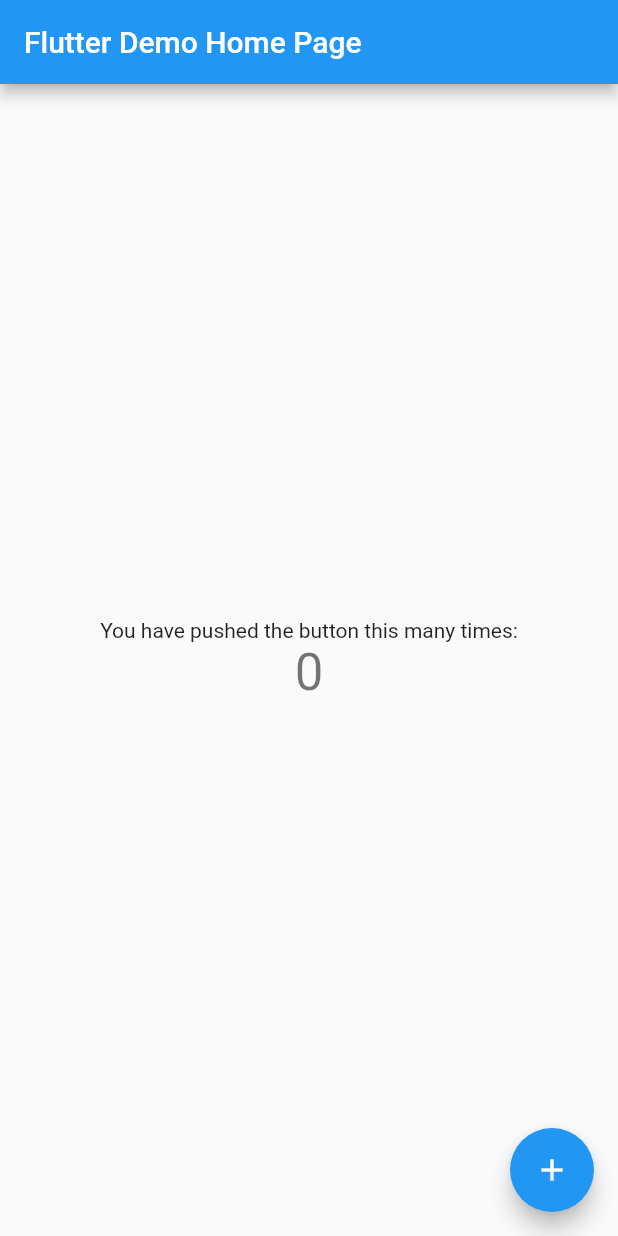
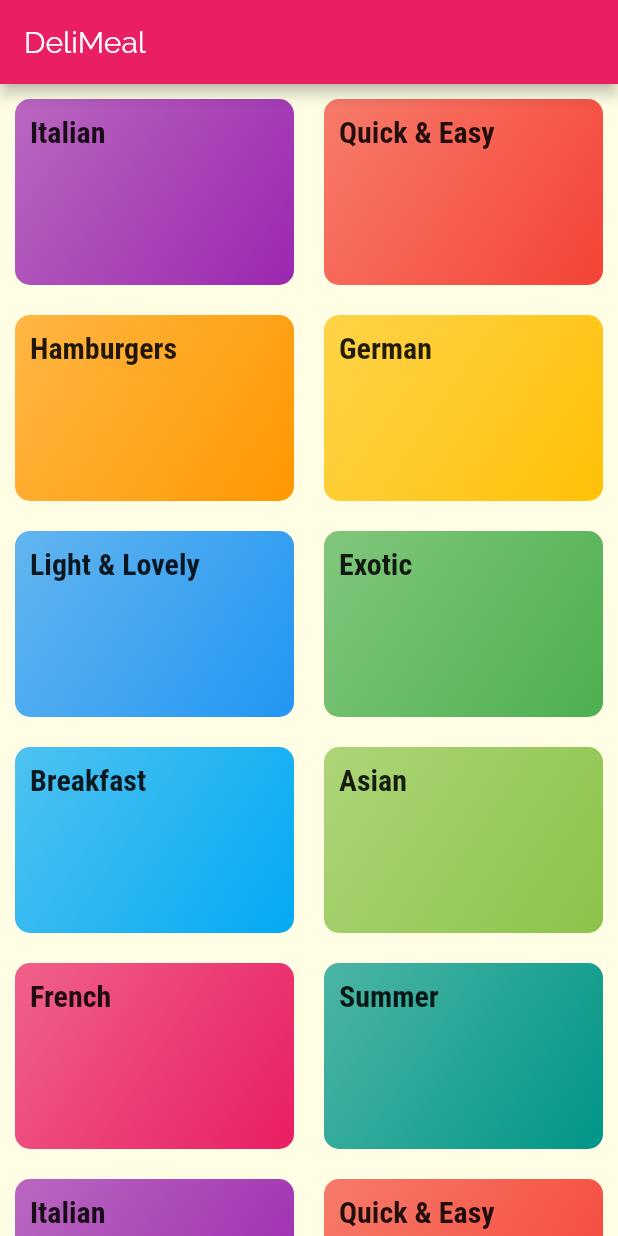
Before and after one commit to mohammad-adk/meals_app, a Flutter app: the screen it shows after launch, on a phone screen of 412 x 824 dp. Run offline on Flutter 3.47's test engine with Material 2 defaults, Android fonts, the phone set to English and light mode, and no system bars.

Commit message:
Category screen and items added

```diff
--- /dev/null
+++ b/lib/categories_screen.dart
@@ -0,0 +1,29 @@
+import 'package:flutter/material.dart';
+
+import './dummy_data.dart';
+import './category_item.dart';
+
+class CategoriesScreen extends StatelessWidget {
+  @override
+  Widget build(BuildContext context) {
+    return Scaffold(
+      appBar: AppBar(
+        backgroundColor: Theme.of(context).primaryColor,
+        title: Text('DeliMeal'),
+      ),
+      body: GridView(
+        padding: EdgeInsets.all(10),
+        children: DUMMY_CATEGORIES
+            .map((catData) =>
+                CategoryItem(catData.title, catData.id, catData.color))
+            .toList(),
+        gridDelegate: SliverGridDelegateWithMaxCrossAxisExtent(
+          maxCrossAxisExtent: 200,
+          crossAxisSpacing: 20,
+          mainAxisSpacing: 20,
+          childAspectRatio: 3 / 2,
+        ),
+      ),
+    );
+  }
+}
--- /dev/null
+++ b/lib/category_item.dart
@@ -0,0 +1,34 @@
+import 'package:flutter/material.dart';
+
+class CategoryItem extends StatelessWidget {
+  final String title;
+  final String id;
+  final Color color;
+
+  CategoryItem(this.title, this.id, this.color);
+
+  void selectCategory(BuildContext ctx){
+     Navigator.of(ctx).pushNamed('/category_meals', arguments: {"id": id, 'title': title});
+  }
+
+  @override
+  Widget build(BuildContext context) {
+    return InkWell(
+      onTap: () => selectCategory(context),
+      splashColor: Theme.of(context).primaryColor,
+      borderRadius: BorderRadius.circular(10),
+      child: Container(
+        child: Text(title, style: Theme.of(context).textTheme.title,),
+        decoration: BoxDecoration(
+          borderRadius: BorderRadius.circular(10),
+          gradient: LinearGradient(
+            colors: [color.withOpacity(0.7), color],
+            begin: Alignment.topLeft,
+            end: Alignment.bottomRight,
+          ),
+        ),
+        padding: EdgeInsets.all(10),
+      ),
+    );
+  }
+}
--- a/lib/main.dart
+++ b/lib/main.dart
@@ -1,111 +1,37 @@
 import 'package:flutter/material.dart';
+import 'package:meals/categories_screen.dart';
+import 'package:meals/category_meals_screen.dart';
+
 
 void main() => runApp(MyApp());
 
 class MyApp extends StatelessWidget {
-  // This widget is the root of your application.
   @override
   Widget build(BuildContext context) {
     return MaterialApp(
-      title: 'Flutter Demo',
+      title: 'DeliMeals',
       theme: ThemeData(
-        // This is the theme of your application.
-        //
-        // Try running your application with "flutter run". You'll see the
-        // application has a blue toolbar. Then, without quitting the app, try
-        // changing the primarySwatch below to Colors.green and then invoke
-        // "hot reload" (press "r" in the console where you ran "flutter run",
-        // or simply save your changes to "hot reload" in a Flutter IDE).
-        // Notice that the counter didn't reset back to zero; the application
-        // is not restarted.
-        primarySwatch: Colors.blue,
+        primarySwatch: Colors.pink,
+        accentColor: Colors.amber,
+        canvasColor: Color.fromRGBO(255, 254, 229, 1),
+        fontFamily: 'Raleway',
+        textTheme: ThemeData.light().textTheme.copyWith(
+            body1: TextStyle(
+              color: Color.fromRGBO(20, 51, 51, 1),
+            ),
+            body2: TextStyle(
+              color: Color.fromRGBO(20, 51, 51, 1),
+            ),
+            title: TextStyle(
+              fontSize: 20,
+              fontFamily: 'RobotoCondensed',
+              fontWeight: FontWeight.bold,
+            )),
       ),
-      home: MyHomePage(title: 'Flutter Demo Home Page'),
+      home: CategoriesScreen(),
+      routes: {
+        '/category_meals': (ctx) => CategoryMealsScreen(),
+      },
     );
   }
 }
-
-class MyHomePage extends StatefulWidget {
-  MyHomePage({Key key, this.title}) : super(key: key);
-
-  // This widget is the home page of your application. It is stateful, meaning
-  // that it has a State object (defined below) that contains fields that affect
-  // how it looks.
-
-  // This class is the configuration for the state. It holds the values (in this
-  // case the title) provided by the parent (in this case the App widget) and
-  // used by the build method of the State. Fields in a Widget subclass are
-  // always marked "final".
-
-  final String title;
-
-  @override
-  _MyHomePageState createState() => _MyHomePageState();
-}
-
-class _MyHomePageState extends State<MyHomePage> {
-  int _counter = 0;
-
-  void _incrementCounter() {
-    setState(() {
-      // This call to setState tells the Flutter framework that something has
-      // changed in this State, which causes it to rerun the build method below
-      // so that the display can reflect the updated values. If we changed
-      // _counter without calling setState(), then the build method would not be
-      // called again, and so nothing would appear to happen.
-      _counter++;
-    });
-  }
-
-  @override
-  Widget build(BuildContext context) {
-    // This method is rerun every time setState is called, for instance as done
-    // by the _incrementCounter method above.
-    //
-    // The Flutter framework has been optimized to make rerunning build methods
-    // fast, so that you can just rebuild anything that needs updating rather
-    // than having to individually change instances of widgets.
-    return Scaffold(
-      appBar: AppBar(
-        // Here we take the value from the MyHomePage object that was created by
-        // the App.build method, and use it to set our appbar title.
-        title: Text(widget.title),
-      ),
-      body: Center(
-        // Center is a layout widget. It takes a single child and positions it
-        // in the middle of the parent.
-        child: Column(
-          // Column is also a layout widget. It takes a list of children and
-          // arranges them vertically. By default, it sizes itself to fit its
-          // children horizontally, and tries to be as tall as its parent.
-          //
-          // Invoke "debug painting" (press "p" in the console, choose the
-          // "Toggle Debug Paint" action from the Flutter Inspector in Android
-          // Studio, or the "Toggle Debug Paint" command in Visual Studio Code)
-          // to see the wireframe for each widget.
-          //
-          // Column has various properties to control how it sizes itself and
-          // how it positions its children. Here we use mainAxisAlignment to
-          // center the children vertically; the main axis here is the vertical
-          // axis because Columns are vertical (the cross axis would be
-          // horizontal).
-          mainAxisAlignment: MainAxisAlignment.center,
-          children: <Widget>[
-            Text(
-              'You have pushed the button this many times:',
-            ),
-            Text(
-              '$_counter',
-              style: Theme.of(context).textTheme.display1,
-            ),
-          ],
-        ),
-      ),
-      floatingActionButton: FloatingActionButton(
-        onPressed: _incrementCounter,
-        tooltip: 'Increment',
-        child: Icon(Icons.add),
-      ), // This trailing comma makes auto-formatting nicer for build methods.
-    );
-  }
-}
```
Also changed, not shown: lib/category_meals_screen.dart (added, +13 -0 lines), lib/dummy_data.dart (added, +458 -0 lines), lib/models/category.dart (added, +13 -0 lines), lib/models/meal.dart (added, +45 -0 lines), pubspec.yaml (+18 -12 lines), assets/fonts/Raleway-Black.ttf (added), assets/fonts/Raleway-Bold.ttf (added), assets/fonts/Raleway-Regular.ttf (added), assets/fonts/RobotoCondensed-Bold.ttf (added), assets/fonts/RobotoCondensed-Italic.ttf (added), assets/fonts/RobotoCondensed-Light.ttf (added), assets/fonts/RobotoCondensed-Regular.ttf (added).
